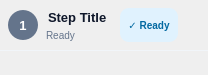
Before: the Qt Designer form src/startrails/ui/step.ui in gkyle/startrails, drawn with Qt 5.
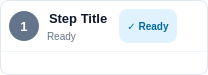
After: the same form once the commit is applied. Icons and pictures are not drawn.

```diff
--- a/src/startrails/ui/step.ui
+++ b/src/startrails/ui/step.ui
@@ -17,7 +17,7 @@
    </sizepolicy>
   </property>
   <property name="styleSheet">
-   <string notr="true">QFrame#stepCard {
+   <string notr="true">QFrame#StepCard, StepCard {
     background-color: #ffffff;
     border: 1px solid #e2e8f0;
     border-radius: 8px;
```
Left out of the diff: 2 changed lines with no effect on the pictures.
